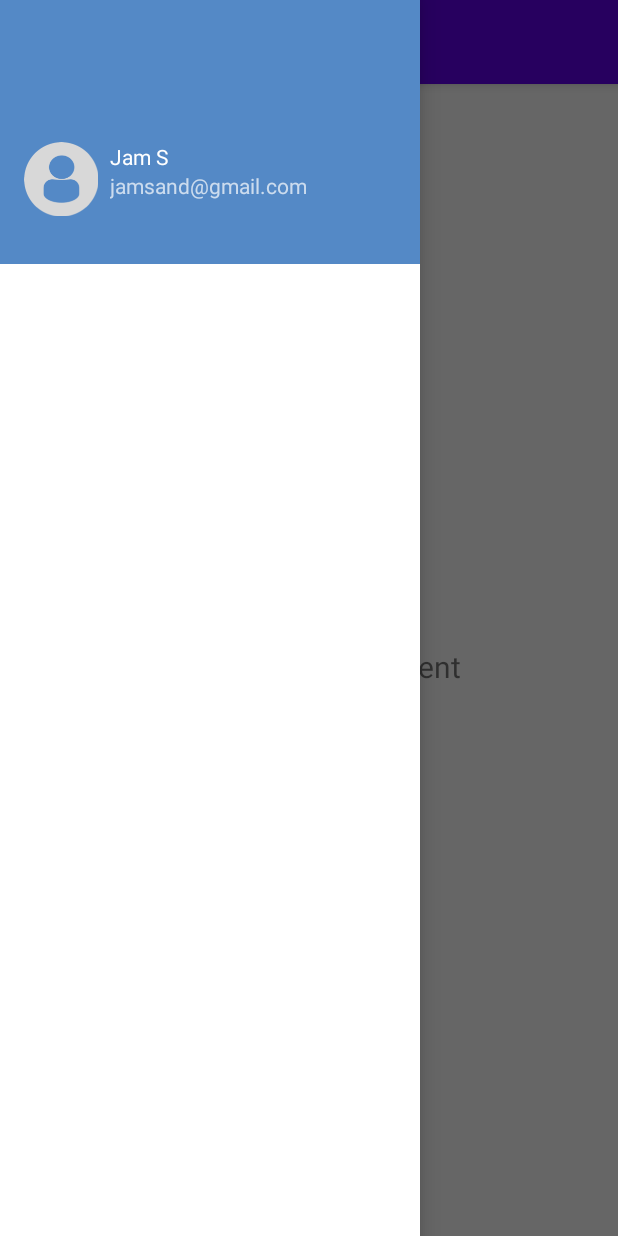
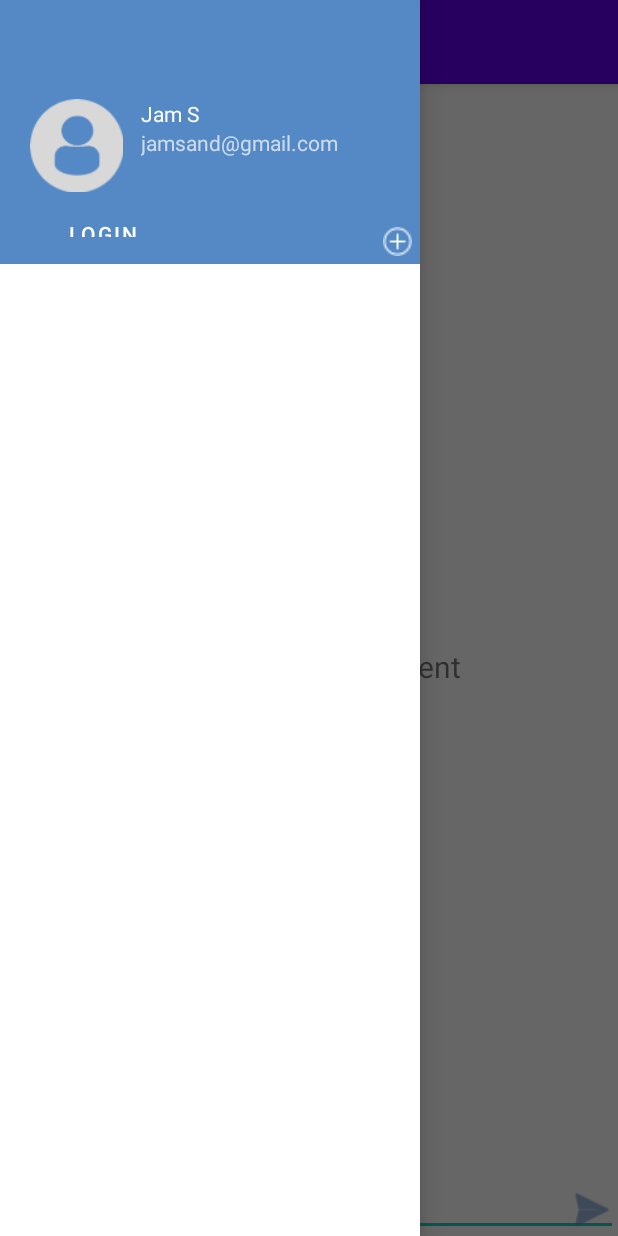
Before and after one commit to jamu544/smack, an Android app: the screen it shows after launch (MainActivity), with the side drawer open, on a phone screen of 412 x 824 dp. Run offline under Robolectric (Android 15) with nearby library versions, the phone set to English and light mode, and no system bars; our stand-ins replace navigation-ui.

Commit message:
lesson 2

```diff
--- a/app/src/main/java/android/com/jamsand/io/smack/MainActivity.kt
+++ b/app/src/main/java/android/com/jamsand/io/smack/MainActivity.kt
@@ -12,6 +12,7 @@ import androidx.navigation.ui.setupWithNavController
 import androidx.drawerlayout.widget.DrawerLayout
 import androidx.appcompat.app.AppCompatActivity
 import android.com.jamsand.io.smack.databinding.ActivityMainBinding
+import android.view.View
 
 class MainActivity : AppCompatActivity() {
 
@@ -45,4 +46,16 @@ class MainActivity : AppCompatActivity() {
         val navController = findNavController(R.id.nav_host_fragment_content_main)
         return navController.navigateUp(appBarConfiguration) || super.onSupportNavigateUp()
     }
+
+    fun loginBtnNavClicked(view: View){
+
+    }
+
+    fun addChannelClicked(view: View){
+
+    }
+
+    fun sendMsgBtnClicked(view: View){
+
+    }
 }
--- a/app/src/main/res/layout/content_main.xml
+++ b/app/src/main/res/layout/content_main.xml
@@ -13,8 +13,54 @@
         android:layout_width="match_parent"
         android:layout_height="match_parent"
         app:defaultNavHost="true"
+        app:layout_constraintHorizontal_bias="0.0"
         app:layout_constraintLeft_toLeftOf="parent"
         app:layout_constraintRight_toRightOf="parent"
         app:layout_constraintTop_toTopOf="parent"
         app:navGraph="@navigation/mobile_navigation" />
+
+    <TextView
+        android:id="@+id/mainChannelName"
+        android:layout_width="0dp"
+        android:layout_height="wrap_content"
+        android:layout_marginTop="8dp"
+        android:text="Please Login in"
+        android:textAlignment="center"
+        app:layout_constraintEnd_toEndOf="parent"
+        app:layout_constraintStart_toStartOf="parent"
+        app:layout_constraintTop_toTopOf="@+id/nav_host_fragment_content_main" />
+
+    <EditText
+        android:id="@+id/messageTextField"
+        android:layout_width="0dp"
+        android:layout_height="wrap_content"
+        android:ems="10"
+        android:gravity="start|top"
+        android:hint="message:"
+        android:inputType="textMultiLine"
+        app:layout_constraintBottom_toBottomOf="@+id/nav_host_fragment_content_main"
+        app:layout_constraintEnd_toEndOf="parent"
+        app:layout_constraintHorizontal_bias="0.497"
+        app:layout_constraintStart_toStartOf="parent" />
+
+    <ImageView
+        android:id="@+id/sendMessageBtn"
+        android:layout_width="35dp"
+        android:layout_height="35dp"
+        android:background="@android:color/transparent"
+        android:onClick="sendMsgBtnClicked"
+        android:tint="@color/colorPrimary"
+        app:layout_constraintBottom_toBottomOf="parent"
+        app:layout_constraintEnd_toEndOf="parent"
+        app:srcCompat="@android:drawable/ic_menu_send" />
+
+    <androidx.recyclerview.widget.RecyclerView
+        android:id="@+id/messageListView"
+        android:layout_width="0dp"
+        android:layout_height="0dp"
+        android:layout_marginTop="8dp"
+        app:layout_constraintBottom_toTopOf="@+id/messageTextField"
+        app:layout_constraintEnd_toEndOf="parent"
+        app:layout_constraintStart_toStartOf="parent"
+        app:layout_constraintTop_toBottomOf="@+id/mainChannelName" />
 </androidx.constraintlayout.widget.ConstraintLayout>
--- a/app/src/main/res/layout/nav_header_main.xml
+++ b/app/src/main/res/layout/nav_header_main.xml
@@ -10,34 +10,58 @@
     android:theme="@style/ThemeOverlay.AppCompat.Dark">
 
     <ImageView
-        android:id="@+id/imageView"
-        android:layout_width="wrap_content"
-        android:layout_height="wrap_content"
+        android:id="@+id/userimageNavHedear"
+        android:layout_width="70dp"
+        android:layout_height="70dp"
         android:layout_marginStart="16dp"
-        android:layout_marginBottom="32dp"
+        android:layout_marginBottom="8dp"
         android:contentDescription="@string/nav_header_desc"
         android:paddingTop="@dimen/nav_header_vertical_spacing"
-        app:layout_constraintBottom_toBottomOf="parent"
+        app:layout_constraintBottom_toTopOf="@+id/loginBtnNavHeader"
         app:layout_constraintStart_toStartOf="parent"
         app:srcCompat="@drawable/profiledefault" />
 
     <TextView
-        android:id="@+id/textView2"
+        android:id="@+id/userNameNavHeader"
         android:layout_width="wrap_content"
         android:layout_height="wrap_content"
         android:layout_marginStart="8dp"
         android:paddingTop="@dimen/nav_header_vertical_spacing"
         android:text="Jam S"
         android:textAppearance="@style/TextAppearance.AppCompat.Body1"
-        app:layout_constraintStart_toEndOf="@+id/imageView"
-        app:layout_constraintTop_toTopOf="@+id/imageView" />
+        app:layout_constraintStart_toEndOf="@+id/userimageNavHedear"
+        app:layout_constraintTop_toTopOf="@+id/userimageNavHedear" />
 
     <TextView
-        android:id="@+id/textView"
+        android:id="@+id/userEmailNavHeader"
         android:layout_width="wrap_content"
         android:layout_height="wrap_content"
         android:layout_marginStart="8dp"
         android:text="jamsand@gmail.com"
-        app:layout_constraintStart_toEndOf="@+id/imageView"
-        app:layout_constraintTop_toBottomOf="@+id/textView2" />
+        app:layout_constraintStart_toEndOf="@+id/userimageNavHedear"
+        app:layout_constraintTop_toBottomOf="@+id/userNameNavHeader" />
+
+    <Button
+        android:id="@+id/loginBtnNavHeader"
+        android:layout_width="wrap_content"
+        android:layout_height="32dp"
+        android:layout_marginStart="24dp"
+        android:layout_marginBottom="8dp"
+        android:background="@android:color/transparent"
+        android:onClick="loginBtnNavClicked"
+        android:text="Login"
+        app:layout_constraintBottom_toBottomOf="parent"
+        app:layout_constraintStart_toStartOf="parent" />
+
+    <ImageView
+        android:id="@+id/addChannelBtn"
+        android:layout_width="30dp"
+        android:layout_height="30dp"
+        android:background="@android:color/transparent"
+        android:onClick="addChannelClicked"
+        android:padding="5dp"
+        android:scaleType="fitXY"
+        app:layout_constraintBottom_toBottomOf="parent"
+        app:layout_constraintEnd_toEndOf="parent"
+        app:srcCompat="@drawable/addchannelbutton" />
 </androidx.constraintlayout.widget.ConstraintLayout>
```
